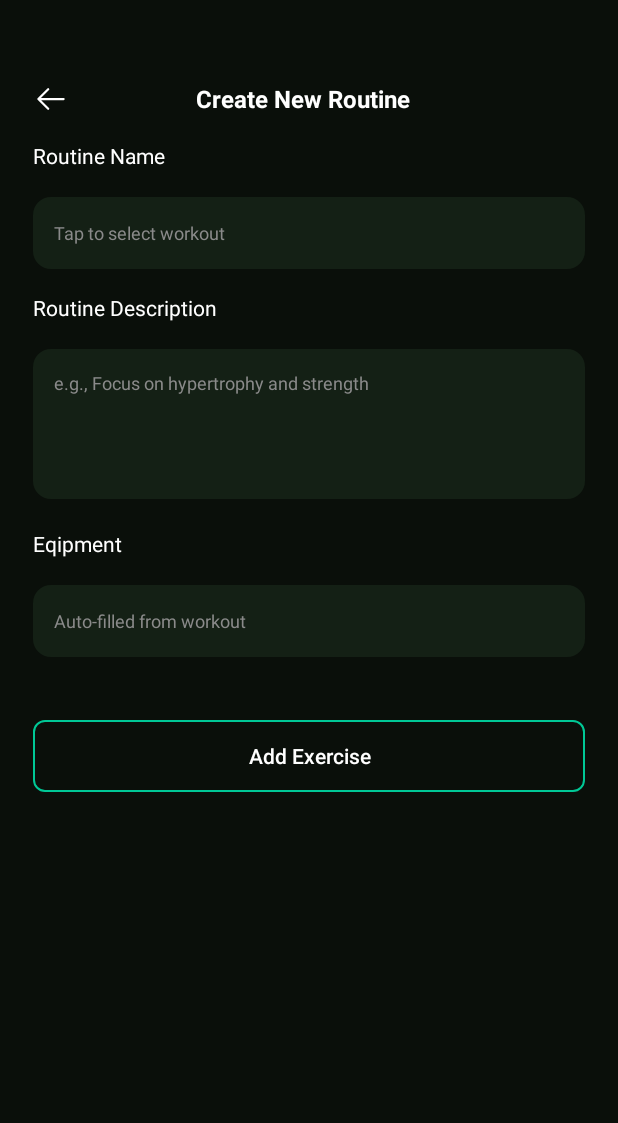
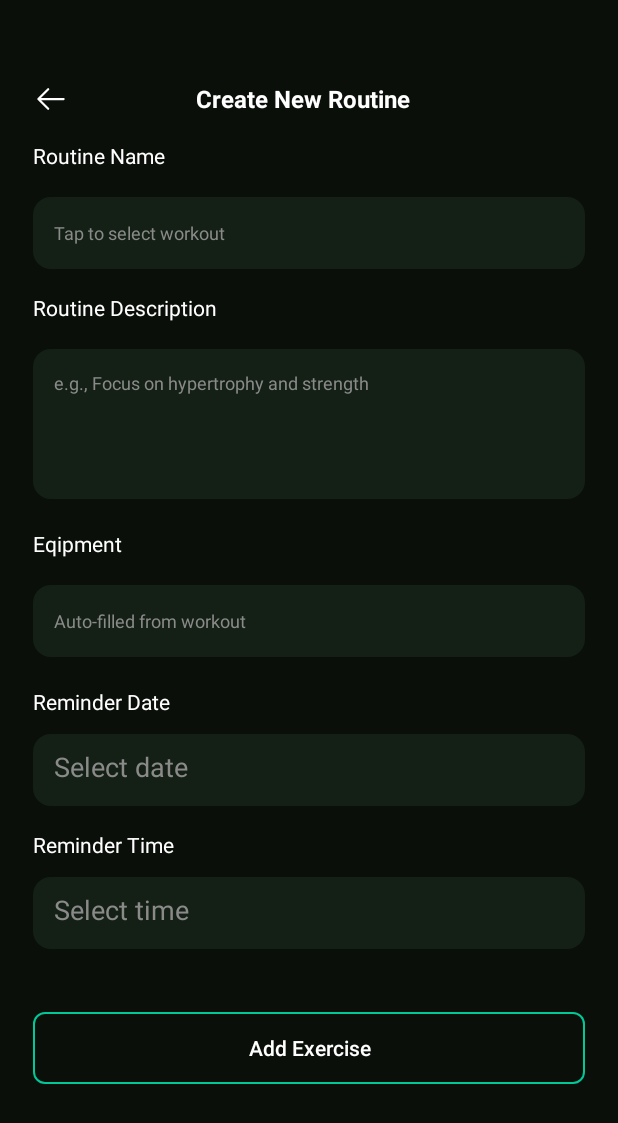
Before and after one commit to Gideonjon/FitFlow, an Android app: the CreateRoutine screen opened through its navigation route, on a phone screen of 412 x 824 dp. Shown: the top 1123 px of the screen. Run offline under Robolectric (Android 15) with nearby library versions, the phone set to English and light mode, and no system bars.

Commit message:
work-out-pushed-and-added-to-github

```diff
--- a/app/src/main/java/com/shoppitplus/fitlife/api/Api.kt
+++ b/app/src/main/java/com/shoppitplus/fitlife/api/Api.kt
@@ -2,6 +2,8 @@ package com.shoppitplus.fitlife.api
 
 import com.shoppitplus.fitlife.models.LoginRequest
 import com.shoppitplus.fitlife.models.LoginResponse
+import com.shoppitplus.fitlife.models.PaymentResponse
+import com.shoppitplus.fitlife.models.RawWorkoutResponse
 import com.shoppitplus.fitlife.models.RegisterRequest
 import com.shoppitplus.fitlife.models.RegistrationResponse
 import com.shoppitplus.fitlife.models.SaveRoutineRequest
@@ -28,7 +30,7 @@ interface Api {
     suspend fun loginUser(@Body request: LoginRequest): Response<LoginResponse>
 
     @GET("public/workouts")
-    suspend fun getWorkouts(): WorkoutResponse
+    suspend fun getWorkouts(): RawWorkoutResponse
 
     @POST("public/workouts/save/{id}")
     suspend fun saveWorkout(
@@ -56,6 +58,8 @@ interface Api {
         @Body body: Map<String, @JvmSuppressWildcards Any>
     ): Response<Unit>
 
+    @POST("users/paystack/dummy-payment")
+    suspend fun dummyPayment(@Body body: Map<String, String>): Response<PaymentResponse>
 
 
 }
--- /dev/null
+++ b/app/src/main/java/com/shoppitplus/fitlife/models/PaymentResponse.kt
@@ -0,0 +1,6 @@
+package com.shoppitplus.fitlife.models
+
+data class PaymentResponse(
+    val status: Boolean,
+    val message: String
+)
--- a/app/src/main/res/layout/fragment_create_routine.xml
+++ b/app/src/main/res/layout/fragment_create_routine.xml
@@ -131,6 +131,51 @@
             android:inputType="none"
             android:hint="Auto-filled from workout" />
 
+        <!-- Reminder Date -->
+        <TextView
+            android:layout_width="match_parent"
+            android:layout_height="wrap_content"
+            android:text="Reminder Date"
+            android:textColor="@android:color/white"
+            android:textSize="14sp" />
+
+        <EditText
+            android:id="@+id/reminderDate"
+            android:layout_width="match_parent"
+            android:layout_height="48dp"
+            android:layout_marginTop="12dp"
+            android:layout_marginBottom="16dp"
+            android:background="@drawable/bg_input"
+            android:padding="14dp"
+            android:textColor="@android:color/white"
+            android:textColorHint="#8A8A8A"
+            android:hint="Select date"
+            android:focusable="false"
+            android:clickable="true" />
+
+        <!-- Reminder Time -->
+        <TextView
+            android:layout_width="match_parent"
+            android:layout_height="wrap_content"
+            android:text="Reminder Time"
+            android:textColor="@android:color/white"
+            android:textSize="14sp" />
+
+        <EditText
+            android:id="@+id/reminderTime"
+            android:layout_width="match_parent"
+            android:layout_height="48dp"
+            android:layout_marginTop="12dp"
+            android:layout_marginBottom="20dp"
+            android:background="@drawable/bg_input"
+            android:padding="14dp"
+            android:textColor="@android:color/white"
+            android:textColorHint="#8A8A8A"
+            android:hint="Select time"
+            android:focusable="false"
+            android:clickable="true" />
+
+
 
         <ProgressBar
             android:id="@+id/progressBar"
```
Also changed, not shown: app/build.gradle.kts (+1 -8 lines), app/src/main/AndroidManifest.xml (+9 -4 lines), app/src/main/java/com/shoppitplus/fitlife/models/RawWorkoutResponse.kt (added, +7 -0 lines), app/src/main/java/com/shoppitplus/fitlife/models/WorkoutMapper.kt (added, +13 -0 lines), app/src/main/java/com/shoppitplus/fitlife/routines/CreateRoutine.kt (+99 -6 lines), app/src/main/java/com/shoppitplus/fitlife/routines/Excercise.kt (+7 -2 lines), app/src/main/java/com/shoppitplus/fitlife/routines/ReminderReceiver.kt (added, +13 -0 lines), app/src/main/java/com/shoppitplus/fitlife/ui/WorkoutPickerBottomSheet.kt (+6 -1 lines), 1 other file.
